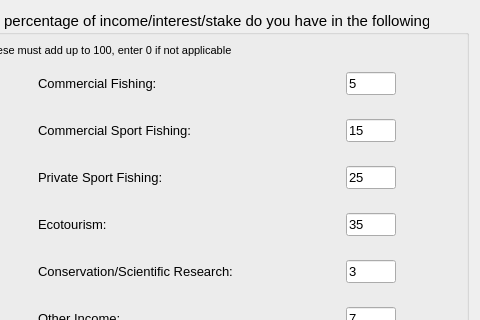
Above: oom_cobi_loreto/Interview/interviewstart.ui from Ecotrust/openoceanmap-desktop before the change; both pictures show x 422 to 902 and y 0 to 320 of the 902 by 449 pixel window. Below: the same form after it.
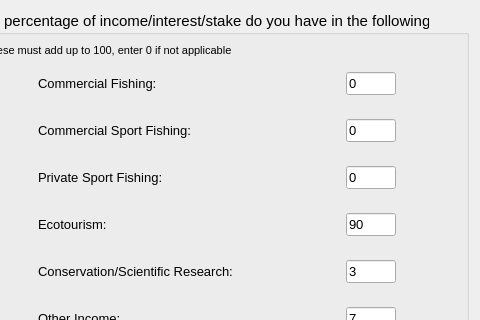
That is the form after the change.

The edit to the form file:
```diff
--- a/oom_cobi_loreto/Interview/interviewstart.ui
+++ b/oom_cobi_loreto/Interview/interviewstart.ui
@@ -657,7 +657,7 @@
               </font>
              </property>
              <property name="text" >
-              <string>5</string>
+              <string>0</string>
              </property>
             </widget>
            </item>
@@ -719,7 +719,7 @@
               </font>
              </property>
              <property name="text" >
-              <string>15</string>
+              <string>0</string>
              </property>
             </widget>
            </item>
@@ -781,7 +781,7 @@
               </font>
              </property>
              <property name="text" >
-              <string>25</string>
+              <string>0</string>
              </property>
             </widget>
            </item>
@@ -843,7 +843,7 @@
               </font>
              </property>
              <property name="text" >
-              <string>35</string>
+              <string>90</string>
              </property>
             </widget>
            </item>
```
